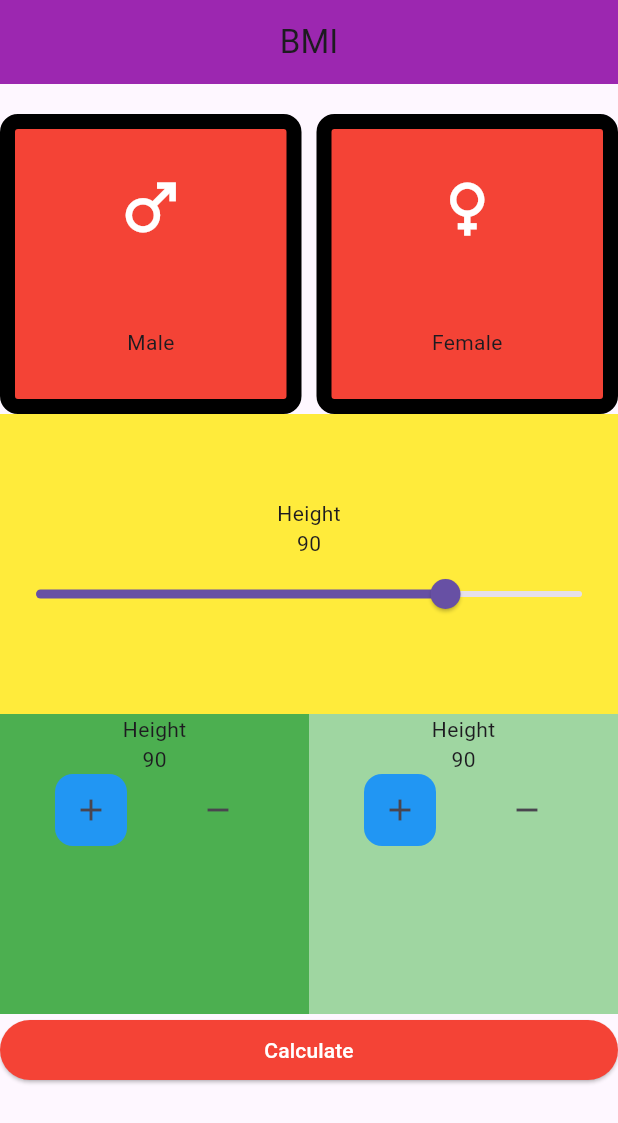
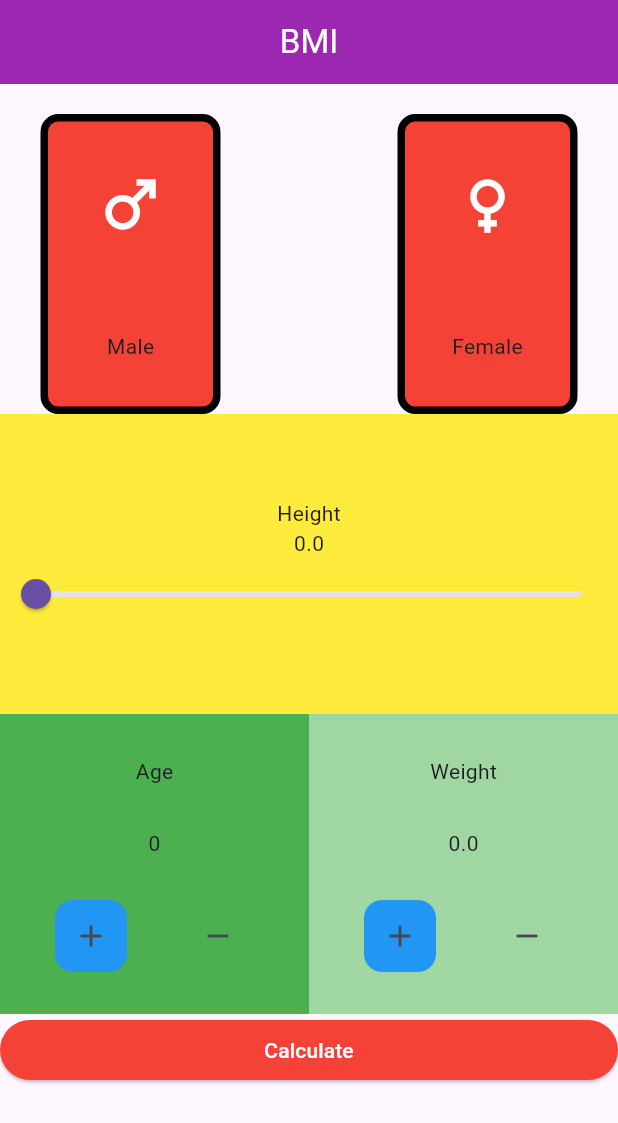
Before and after one commit to youseftareq33/Flutter_BMI-Calculator, a Flutter app: the screen it shows after launch, on a phone screen of 412 x 824 dp. Shown: the top 1123 px of the screen. Run offline on Flutter 3.47's test engine with Material 3 defaults, Android fonts, the phone set to English and light mode, and no system bars.

Commit message:
Version 1

```diff
--- a/lib/main.dart
+++ b/lib/main.dart
@@ -1,6 +1,7 @@
+import 'package:bmi_calculator/result_page.dart';
 import 'package:flutter/material.dart';
 
-void main(){
+void main() {
   runApp(const BMIApp());
 }
 
@@ -9,13 +10,35 @@ class BMIApp extends StatelessWidget {
 
   @override
   Widget build(BuildContext context) {
-    return MaterialApp(
+    return const MaterialApp(
         debugShowCheckedModeBanner: false,
         title: 'BMI Calculator',
-      home: Scaffold(
+        home: HomePage());
+  }
+}
+
+class HomePage extends StatefulWidget {
+  const HomePage({super.key});
+
+  @override
+  State<HomePage> createState() => _HomePageState();
+}
+
+class _HomePageState extends State<HomePage> {
+  bool isMale = true;
+
+  double height = 0.0;
+
+  int age = 0;
+  double weight = 0.0;
+
+  @override
+  Widget build(BuildContext context) {
+    return Scaffold(
       appBar: AppBar(
         centerTitle: true,
         title: Text("BMI"),
+        foregroundColor: Colors.white,
         backgroundColor: Colors.purple,
       ),
       body: Column(
@@ -24,20 +47,20 @@ class BMIApp extends StatelessWidget {
           Row(
             mainAxisAlignment: MainAxisAlignment.spaceAround,
             children: [
-
               // male button container
-                Expanded(
+              GestureDetector(
+                onTap: () => setState(() {
+                  isMale = true;
+                }),
                 child: Container(
-
                   // container style
                   margin: EdgeInsets.only(top: 20),
-                    width: 180,
+                  width: 120,
                   height: 200,
                   decoration: BoxDecoration(
                       color: Colors.red,
-                      border: Border.all(color: Colors.black, width: 10),
-                      borderRadius: BorderRadius.circular(12)
-                    ),
+                      border: Border.all(color: Colors.black, width: 5),
+                      borderRadius: BorderRadius.circular(12)),
 
                   // container content
                   child: Column(
@@ -54,7 +77,6 @@ class BMIApp extends StatelessWidget {
                       Text("Male"),
                     ],
                   ),
-
                 ),
               ),
 
@@ -62,20 +84,22 @@ class BMIApp extends StatelessWidget {
                 width: 10,
               ),
 
-
               // female button container
-                Expanded(
+              InkWell(
+                onTap: () {
+                  setState(() {
+                    isMale = false;
+                  });
+                },
                 child: Container(
-
                   // container style
                   margin: EdgeInsets.only(top: 20),
-                    width: 180,
+                  width: 120,
                   height: 200,
                   decoration: BoxDecoration(
                       color: Colors.red,
-                      border: Border.all(color: Colors.black, width: 10),
-                      borderRadius: BorderRadius.circular(12)
-                    ),
+                      border: Border.all(color: Colors.black, width: 5),
+                      borderRadius: BorderRadius.circular(12)),
 
                   // container content
                   child: Column(
@@ -92,12 +116,10 @@ class BMIApp extends StatelessWidget {
                       Text("Female"),
                     ],
                   ),
-
                 ),
               ),
             ],
           ),
-
 
           //2 --------------------------------------------- Slider (Height size)
           Row(
@@ -111,21 +133,23 @@ class BMIApp extends StatelessWidget {
                     mainAxisAlignment: MainAxisAlignment.center,
                     children: [
                       Text("Height"),
-                        Text("90"),
+                      Text("$height"),
                       Slider(
-                          value: 150,
+                        value: height.toDouble(),
                         min: 0,
                         max: 200,
-                          onChanged: (value){},
+                        onChanged: (value) {
+                          setState(() {
+                            height = value;
+                          });
+                        },
                       ),
                     ],
                   ),
                 ),
               ),
-
             ],
           ),
-
 
           //3 ---------------------------------------------
           Row(
@@ -135,26 +159,33 @@ class BMIApp extends StatelessWidget {
                   height: 200,
                   decoration: BoxDecoration(color: Colors.green),
                   child: Column(
+                    mainAxisAlignment: MainAxisAlignment.spaceEvenly,
                     children: [
-                        Text("Height"),
-                        Text("90"),
+                      Text("Age"),
+                      Text("$age"),
                       Row(
                         mainAxisAlignment: MainAxisAlignment.spaceEvenly,
                         children: [
-
                           Container(
                             decoration: BoxDecoration(
                               color: Colors.blue,
                               borderRadius: BorderRadius.circular(12),
                             ),
                             child: IconButton(
-                                onPressed: (){},
+                              onPressed: () {
+                                setState(() {
+                                  age++;
+                                });
+                              },
                               icon: Icon(Icons.add),
                             ),
                           ),
-
                           IconButton(
-                              onPressed: (){},
+                            onPressed: () {
+                              setState(() {
+                                age--;
+                              });
+                            },
                             icon: Icon(Icons.remove),
                           ),
                         ],
@@ -163,32 +194,39 @@ class BMIApp extends StatelessWidget {
                   ),
                 ),
               ),
-
               Expanded(
                 child: Container(
                   height: 200,
-                    decoration: BoxDecoration(color: const Color.fromARGB(255, 159, 214, 161)),
+                  decoration: BoxDecoration(
+                      color: const Color.fromARGB(255, 159, 214, 161)),
                   child: Column(
+                    mainAxisAlignment: MainAxisAlignment.spaceEvenly,
                     children: [
-                        Text("Height"),
-                        Text("90"),
+                      Text("Weight"),
+                      Text("$weight"),
                       Row(
                         mainAxisAlignment: MainAxisAlignment.spaceEvenly,
                         children: [
-
                           Container(
                             decoration: BoxDecoration(
                               color: Colors.blue,
                               borderRadius: BorderRadius.circular(12),
                             ),
                             child: IconButton(
-                                onPressed: (){},
+                              onPressed: () {
+                                setState(() {
+                                  weight++;
+                                });
+                              },
                               icon: Icon(Icons.add),
                             ),
                           ),
-
                           IconButton(
-                              onPressed: (){},
+                            onPressed: () {
+                              setState(() {
+                                  weight--;
+                              });
+                            },
                             icon: Icon(Icons.remove),
                           ),
                         ],
@@ -197,10 +235,8 @@ class BMIApp extends StatelessWidget {
                   ),
                 ),
               ),
-
             ],
           ),
-
 
           //4 ---------------------------------------------
           Row(
@@ -211,15 +247,19 @@ class BMIApp extends StatelessWidget {
                     backgroundColor: Colors.red,
                     foregroundColor: Colors.white,
                   ),
-                    onPressed: (){},
+                  onPressed: () {
+                    Navigator.push(
+                        context,
+                        MaterialPageRoute(
+                          builder: (context) => ResultPage(height: height, weight: weight,),
+                        ));
+                  },
                   child: Text("Calculate"),
                 ),
               ),
             ],
           ),
-
         ],
-        ),
       ),
     );
   }
```
Also changed, not shown: lib/result_page.dart (added, +57 -0 lines), 1 other file. Lines whose indentation alone changed are shown as unchanged.
